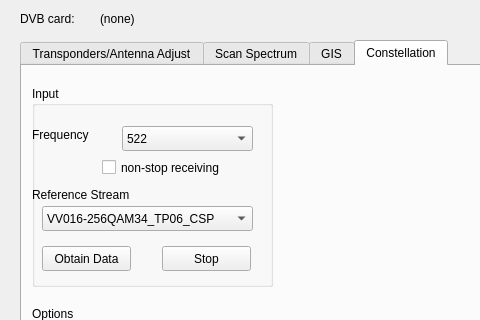
Above: src/dvbtest/testdialog.ui from SergeyStaroletov/TestingDVBT2 before the change; both pictures show x 0 to 480 and y 0 to 320 of the 787 by 665 pixel window. Below: the same form after it.
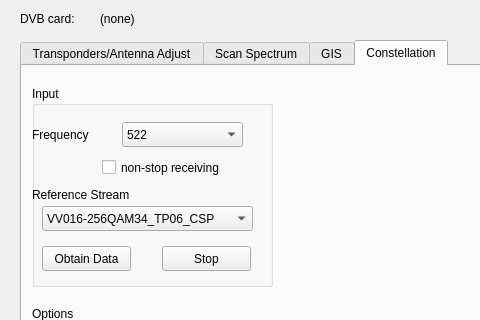
That is the form after the change. The open tabs and pages were chosen to show the change. Custom widgets are drawn as their Qt base class.

Commit message: tabs changing handler

```diff
--- a/src/dvbtest/testdialog.ui
+++ b/src/dvbtest/testdialog.ui
@@ -706,8 +706,8 @@
       <property name="geometry">
        <rect>
         <x>90</x>
-        <y>40</y>
-        <width>131</width>
+        <y>36</y>
+        <width>121</width>
         <height>25</height>
        </rect>
       </property>
```
Left out of the diff: 2 changed lines with no effect on the pictures. The commit also changes 2 other files.
